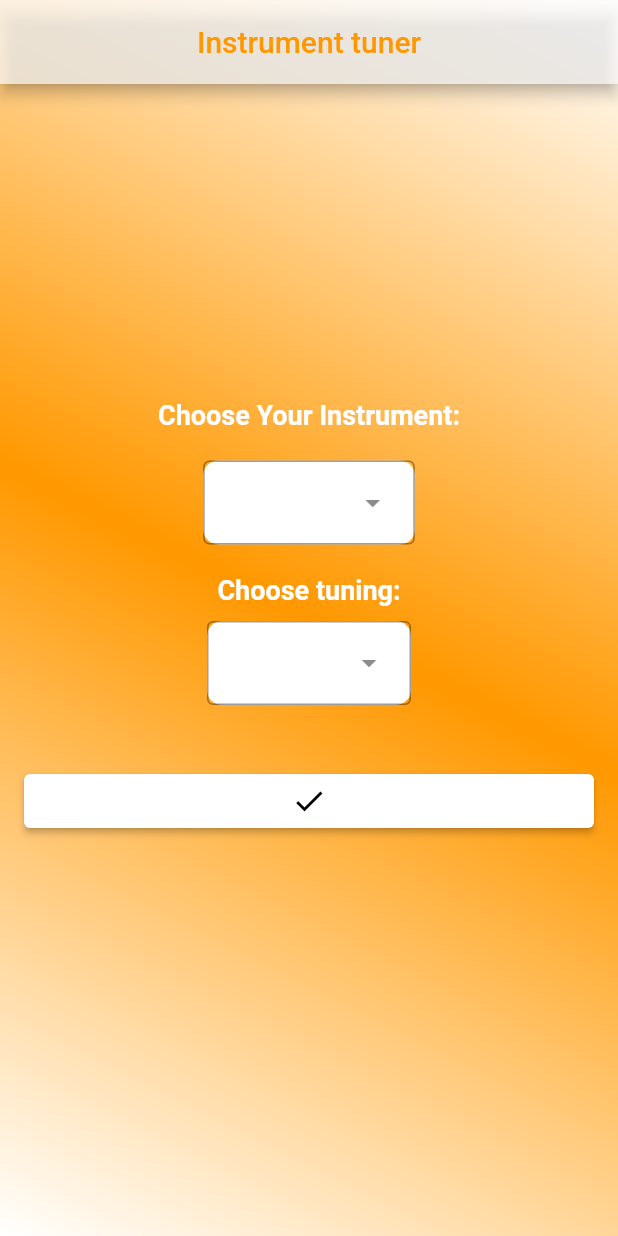
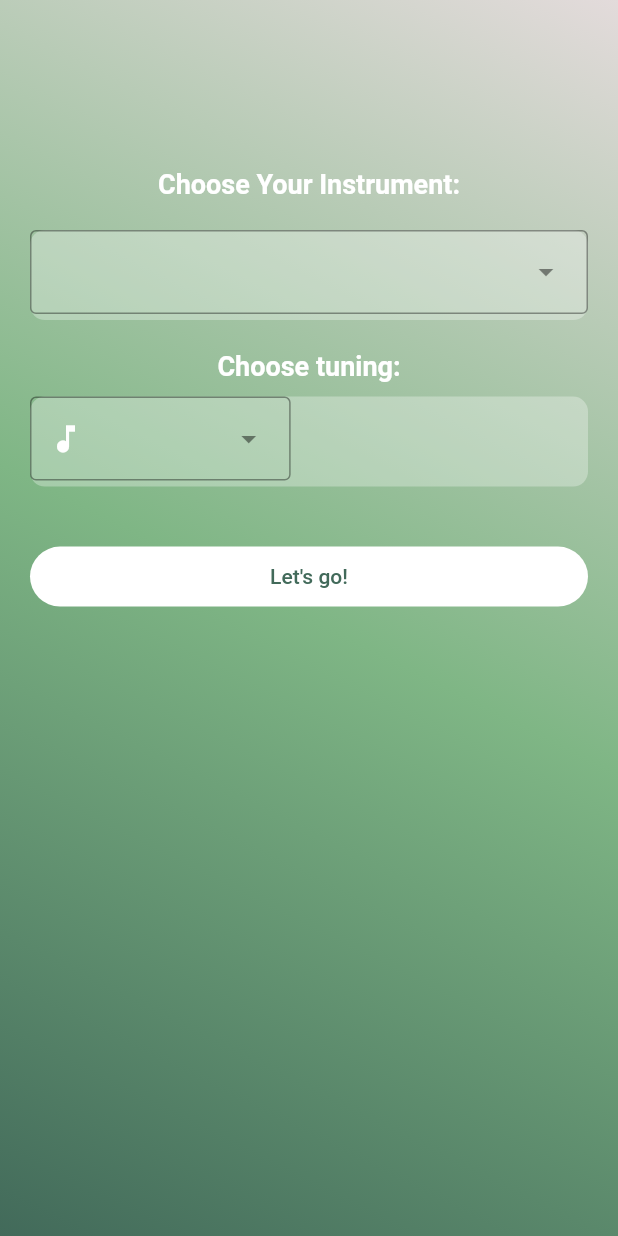
Before and after one commit to polancka/Guitar-tuner-mobile-app-, a Flutter app: the screen it shows after launch, on a phone screen of 412 x 824 dp. Run offline on Flutter 3.47's test engine with Material 2 defaults, Android fonts, the phone set to English and light mode, and no system bars.

Commit message:
"Added styles, changed the colors and the layouts"

```diff
--- a/guitar_tuner/lib/home.dart
+++ b/guitar_tuner/lib/home.dart
@@ -1,5 +1,6 @@
 import 'package:flutter/material.dart';
 import 'tuning.dart';
+import 'styles.dart';
 
 class MyHomePage extends StatefulWidget {
   @override
@@ -13,32 +14,32 @@ class _MyHomePageState extends State<MyHomePage> {
 
   @override
   Widget build(BuildContext context) {
-    return Scaffold(
-      appBar: AppBar(
-        title: Text(
-          "Instrument tuner",
-          style: TextStyle(color: Colors.orange),
-        ),
-        centerTitle: true,
-        backgroundColor: Colors.white.withOpacity(0.7),
-      ),
-      extendBodyBehindAppBar: true,
+    return SafeArea(
+        child: Scaffold(
             body: Container(
-        width: double.maxFinite,
-        height: double.maxFinite,
-        decoration: const BoxDecoration(
+                width: MediaQuery.of(context).size.width,
+                height: MediaQuery.of(context).size.height,
+                decoration: BoxDecoration(
                   gradient: LinearGradient(
                     begin: Alignment.bottomLeft,
                     end: Alignment.topRight,
-            colors: [Colors.white, Colors.orange, Colors.white],
+                    colors: [
+                      Styles.deepgreen,
+                      Styles.lightgreen,
+                      Styles.offwhite
+                    ],
                   ),
                 ),
+                child: SingleChildScrollView(
                   child: Padding(
-          padding: const EdgeInsets.all(16.0),
+                    padding: EdgeInsets.fromLTRB(
+                        20, MediaQuery.of(context).size.height * 0.1, 20, 0),
+                    child: Form(
                       child: Column(
                         mainAxisAlignment: MainAxisAlignment.center,
                         crossAxisAlignment: CrossAxisAlignment.center,
                         children: [
+                          SizedBox(height: 30),
                           const Text(
                             'Choose Your Instrument:',
                             style: TextStyle(
@@ -48,16 +49,22 @@ class _MyHomePageState extends State<MyHomePage> {
                           ),
                           const SizedBox(height: 20),
                           Container(
+                              width: MediaQuery.of(context).size.width,
+                              height: 60,
                               decoration: BoxDecoration(
-                    color: Colors
-                        .white, // Set the background color of the dropdown
+                                color: Colors.white.withOpacity(
+                                    0.3), // Set the background color of the dropdown
                                 borderRadius: BorderRadius.circular(
                                     10.0), // Optional: Add border radius for a rounded appearance
                               ),
                               child: DropdownMenu<String>(
+                                width: MediaQuery.of(context).size.width,
+
                                 dropdownMenuEntries: const [
-                      DropdownMenuEntry(value: "guitar", label: "guitar"),
-                      DropdownMenuEntry(value: "ukulele", label: "ukulele")
+                                  DropdownMenuEntry(
+                                      value: "guitar", label: "Guitar"),
+                                  DropdownMenuEntry(
+                                      value: "ukulele", label: "Ukulele")
                                 ],
                                 // Set text color to white
                                 onSelected: (value) {
@@ -65,7 +72,8 @@ class _MyHomePageState extends State<MyHomePage> {
                                     selectedInstrument = value!;
                                     selectedNote =
                                         ""; // Reset the second dropdown when changing the first one
-                        isButtonEnabled = false; // Disable the button
+                                    isButtonEnabled =
+                                        false; // Disable the button
                                   });
                                 },
                               )),
@@ -79,13 +87,17 @@ class _MyHomePageState extends State<MyHomePage> {
                           ),
                           const SizedBox(height: 10),
                           Container(
+                              width: MediaQuery.of(context).size.width,
+                              height: 60,
                               decoration: BoxDecoration(
-                    color: Colors
-                        .white, // Set the background color of the dropdown
+                                color: Colors.white.withOpacity(
+                                    0.3), // Set the background color of the dropdown
                                 borderRadius: BorderRadius.circular(
                                     10.0), // Optional: Add border radius for a rounded appearance
                               ),
                               child: DropdownMenu<String>(
+                                leadingIcon:
+                                    Icon(Icons.music_note, color: Colors.white),
                                 dropdownMenuEntries:
                                     buildNoteDropdownItems(selectedInstrument),
                                 // Set text color to white
@@ -93,56 +105,33 @@ class _MyHomePageState extends State<MyHomePage> {
                                   setState(() {
                                     selectedNote = value!;
                                     isButtonEnabled =
-                            selectedInstrument != "" && selectedNote != "";
+                                        selectedInstrument != "" &&
+                                            selectedNote != "";
                                   });
                                 },
                                 // Disable the dropdown if no instrument is selected
                                 //onChanged: selectedInstrument != null ? (value) => {} : null,
                               )),
                           const SizedBox(height: 40),
-              ElevatedButton(
-                onPressed: () {
-                  // Perform action when button is clicked
-                  print('Button Clicked: $selectedInstrument, $selectedNote');
-                  Navigator.push(
-                    context,
-                    MaterialPageRoute(
-                        builder: (context) => TuningPage(
-                            instrument: selectedInstrument,
-                            tuning: selectedNote)),
-                  );
-                },
-                style: ElevatedButton.styleFrom(
-                  backgroundColor: Colors.white,
-                ),
-                child: Row(
-                  mainAxisAlignment: MainAxisAlignment.center,
-                  children: const [
-                    // Set text color to black
-
-                    Icon(Icons.check,
-                        color: Colors.black), // Set icon color to black
-                  ],
-                ),
-                // Set button color to white
-              ),
+                          logInButton(context, "Let's go!", selectedInstrument,
+                              selectedNote)
                         ],
                       ),
                     ),
                   ),
-    );
+                ))));
   }
 
   List<DropdownMenuEntry<String>> buildNoteDropdownItems(selectedInstrument) {
     if (selectedInstrument == "guitar") {
       return [
-        DropdownMenuEntry(value: "A", label: "A"),
-        DropdownMenuEntry(value: "B", label: "B")
+        DropdownMenuEntry(value: "EADGHE", label: "EADGHE"),
+        DropdownMenuEntry(value: "drop D", label: "drop D")
       ];
     } else if (selectedInstrument == "ukulele") {
       return [
-        DropdownMenuEntry(value: "AA", label: "AA"),
-        DropdownMenuEntry(value: "BB", label: "BB")
+        DropdownMenuEntry(value: "GCEA", label: "GCEA"),
+        DropdownMenuEntry(value: "drop D", label: "drop D")
       ];
     } else {
       return [
@@ -153,6 +142,31 @@ class _MyHomePageState extends State<MyHomePage> {
   }
 }
 
+SizedBox logInButton(
+    BuildContext context, String text, String instrument, String tuning) {
+  return SizedBox(
+    width: MediaQuery.of(context).size.width,
+    height: 40,
+    child: TextButton(
+        onPressed: () {
+          Navigator.push(
+            context,
+            MaterialPageRoute(
+                builder: (context) =>
+                    TuningPage(instrument: instrument, tuning: tuning)),
+          );
+        },
+        style: ButtonStyle(
+            shape: MaterialStateProperty.all<RoundedRectangleBorder>(
+                RoundedRectangleBorder(
+                    borderRadius: BorderRadius.circular(20))),
+            backgroundColor: MaterialStateProperty.resolveWith((states) {
+              return Colors.white;
+            })),
+        child: Text(text, style: TextStyle(color: Styles.deepgreen))),
+  );
+}
+
 void main() {
   runApp(MaterialApp(
     home: MyHomePage(),
--- /dev/null
+++ b/guitar_tuner/lib/styles.dart
@@ -0,0 +1,35 @@
+import 'package:flutter/material.dart';
+
+//this class provides design parameters, used trough the app.
+//This way the color scheme and fonts are all the same and can be easily
+//changed in one place.
+
+class Styles {
+  static const _textSizeLarge = 25.0;
+  static const _textSizeDefault = 16.0;
+
+  static final Color _textColorStrong = Colors.black;
+  static final Color _textColorDefault = Colors.grey;
+
+  static const String _fontNameDefault = 'Muli';
+
+  static final navbarTitle = TextStyle(
+    fontFamily: _fontNameDefault,
+  );
+
+  static final headerLarge = TextStyle(
+    fontFamily: _fontNameDefault,
+    color: _textColorStrong,
+    fontSize: _textSizeLarge,
+  );
+
+  static final textDefault = TextStyle(
+    fontFamily: _fontNameDefault,
+    color: _textColorDefault,
+    fontSize: _textSizeDefault,
+  );
+
+  static final lightgreen = Color(0xff7FB685);
+  static final deepgreen = Color(0xff426A5A);
+  static final offwhite = Color(0xffE3DBDB);
+}
```
Also changed, not shown: 1 other file. Lines whose indentation alone changed are shown as unchanged.
